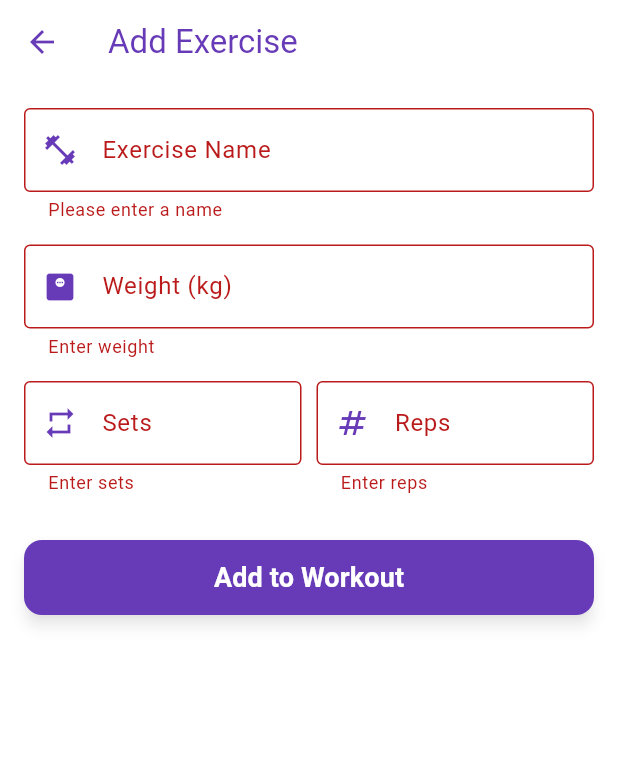
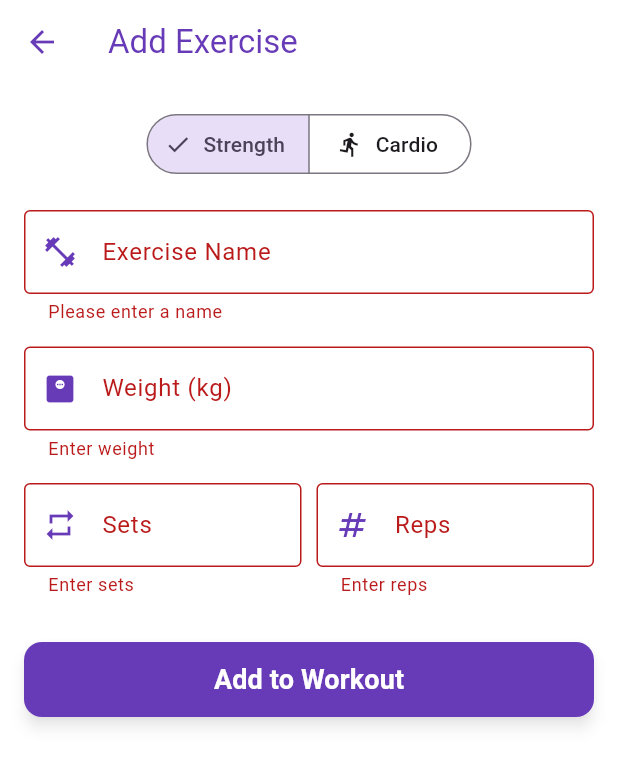
Before and after one commit to RyanZou55/Gymini, a Flutter app: the AddExerciseScreen screen opened directly, after a tap on "Add to Workout", on a phone screen of 412 x 824 dp. Shown: the top 766 px of the screen. Run offline on Flutter 3.47's test engine with Material 3 defaults, Android fonts, the phone set to English and light mode, and no system bars; our stand-ins replace dash_chat_2, google_generative_ai, share_plus, shared_preferences, sqflite; accounts and stored records are empty.

Commit message:
add: cardio

```diff
--- a/lib/features/log_workout/add_exercise_screen.dart
+++ b/lib/features/log_workout/add_exercise_screen.dart
@@ -3,7 +3,7 @@ import 'package:flutter/material.dart';
 import '../../models/exercise.dart';
 
 class AddExerciseScreen extends StatefulWidget {
-  final Exercise? exercise; // If provided, we are editing
+  final Exercise? exercise;
 
   const AddExerciseScreen({super.key, this.exercise});
 
@@ -14,39 +14,60 @@ class AddExerciseScreen extends StatefulWidget {
 class _AddExerciseScreenState extends State<AddExerciseScreen> {
   final _formKey = GlobalKey<FormState>();
 
+  // Type State
+  String _selectedType = 'strength';
+
   // Controllers
   final _nameController = TextEditingController();
   final _weightController = TextEditingController();
   final _repsController = TextEditingController();
   final _setsController = TextEditingController();
 
-  // Consistent Theme Color
+  // New Cardio Controllers
+  final _distanceController = TextEditingController();
+  final _durationController = TextEditingController();
+
   final Color _themeColor = Colors.deepPurple;
 
   @override
   void initState() {
     super.initState();
-    // If editing, populate the fields
     if (widget.exercise != null) {
+      _selectedType = widget.exercise!.type;
       _nameController.text = widget.exercise!.name;
+
+      if (_selectedType == 'strength') {
         _weightController.text = widget.exercise!.weight.toString();
         _repsController.text = widget.exercise!.reps.toString();
         _setsController.text = widget.exercise!.sets.toString();
+      } else {
+        _distanceController.text = widget.exercise!.distance?.toString() ?? "";
+        _durationController.text = widget.exercise!.duration?.toString() ?? "";
+      }
     }
   }
 
   void _submit() {
     if (_formKey.currentState!.validate()) {
-      // Create the Exercise Object
       final newExercise = Exercise(
         id: widget.exercise?.id ?? DateTime.now().toIso8601String(),
         name: _nameController.text.trim(),
-        weight: double.parse(_weightController.text),
-        reps: int.parse(_repsController.text),
-        sets: int.parse(_setsController.text),
+        type: _selectedType,
+        // Strength data (default to 0 if cardio)
+        weight: _selectedType == 'strength'
+            ? double.parse(_weightController.text)
+            : 0.0,
+        reps: _selectedType == 'strength' ? int.parse(_repsController.text) : 0,
+        sets: _selectedType == 'strength' ? int.parse(_setsController.text) : 0,
+        // Cardio data (null if strength)
+        distance: _selectedType == 'cardio'
+            ? double.tryParse(_distanceController.text)
+            : null,
+        duration: _selectedType == 'cardio'
+            ? int.tryParse(_durationController.text)
+            : null,
       );
 
-      // Return the object to the previous screen
       Navigator.pop(context, newExercise);
     }
   }
@@ -63,21 +84,52 @@ class _AddExerciseScreenState extends State<AddExerciseScreen> {
           key: _formKey,
           child: ListView(
             children: [
-              // --- NAME ---
+              // --- TYPE TOGGLE ---
+              Center(
+                child: SegmentedButton<String>(
+                  segments: const [
+                    ButtonSegment(
+                        value: 'strength',
+                        label: Text('Strength'),
+                        icon: Icon(Icons.fitness_center)),
+                    ButtonSegment(
+                        value: 'cardio',
+                        label: Text('Cardio'),
+                        icon: Icon(Icons.directions_run)),
+                  ],
+                  selected: {_selectedType},
+                  onSelectionChanged: (Set<String> newSelection) {
+                    setState(() {
+                      _selectedType = newSelection.first;
+                    });
+                  },
+                ),
+              ),
+              const SizedBox(height: 20),
+
+              // --- NAME (Shared) ---
               TextFormField(
                 controller: _nameController,
                 decoration: InputDecoration(
                   labelText: "Exercise Name",
-                  hintText: "e.g. Bench Press",
+                  hintText: _selectedType == 'strength'
+                      ? "e.g. Bench Press"
+                      : "e.g. Treadmill Run",
                   border: const OutlineInputBorder(),
-                  prefixIcon: Icon(Icons.fitness_center, color: _themeColor),
+                  prefixIcon: Icon(
+                      _selectedType == 'strength'
+                          ? Icons.fitness_center
+                          : Icons.directions_run,
+                      color: _themeColor),
                 ),
                 validator: (val) =>
                     val == null || val.isEmpty ? "Please enter a name" : null,
               ),
               const SizedBox(height: 15),
 
-              // --- WEIGHT ---
+              // --- CONDITIONAL FIELDS ---
+              if (_selectedType == 'strength') ...[
+                // WEIGHT
                 TextFormField(
                   controller: _weightController,
                   keyboardType:
@@ -94,8 +146,7 @@ class _AddExerciseScreenState extends State<AddExerciseScreen> {
                   },
                 ),
                 const SizedBox(height: 15),
-
-              // --- ROW FOR SETS & REPS ---
+                // SETS & REPS
                 Row(
                   children: [
                     Expanded(
@@ -107,11 +158,10 @@ class _AddExerciseScreenState extends State<AddExerciseScreen> {
                           border: const OutlineInputBorder(),
                           prefixIcon: Icon(Icons.repeat, color: _themeColor),
                         ),
-                      validator: (val) {
-                        if (val == null || val.isEmpty) return "Enter sets";
-                        if (int.tryParse(val) == null) return "Integer only";
-                        return null;
-                      },
+                        validator: (val) =>
+                            (val == null || int.tryParse(val) == null)
+                                ? "Enter sets"
+                                : null,
                       ),
                     ),
                     const SizedBox(width: 10),
@@ -124,15 +174,48 @@ class _AddExerciseScreenState extends State<AddExerciseScreen> {
                           border: const OutlineInputBorder(),
                           prefixIcon: Icon(Icons.numbers, color: _themeColor),
                         ),
+                        validator: (val) =>
+                            (val == null || int.tryParse(val) == null)
+                                ? "Enter reps"
+                                : null,
+                      ),
+                    ),
+                  ],
+                ),
+              ] else ...[
+                // DISTANCE
+                TextFormField(
+                  controller: _distanceController,
+                  keyboardType:
+                      const TextInputType.numberWithOptions(decimal: true),
+                  decoration: InputDecoration(
+                    labelText: "Distance (km)",
+                    border: const OutlineInputBorder(),
+                    prefixIcon: Icon(Icons.map, color: _themeColor),
+                  ),
                   validator: (val) {
-                        if (val == null || val.isEmpty) return "Enter reps";
+                    if (val == null || val.isEmpty) return "Enter distance";
+                    if (double.tryParse(val) == null) return "Must be a number";
+                    return null;
+                  },
+                ),
+                const SizedBox(height: 15),
+                // DURATION
+                TextFormField(
+                  controller: _durationController,
+                  keyboardType: TextInputType.number,
+                  decoration: InputDecoration(
+                    labelText: "Duration (minutes)",
+                    border: const OutlineInputBorder(),
+                    prefixIcon: Icon(Icons.timer, color: _themeColor),
+                  ),
+                  validator: (val) {
+                    if (val == null || val.isEmpty) return "Enter minutes";
                     if (int.tryParse(val) == null) return "Integer only";
                     return null;
                   },
                 ),
-                  ),
               ],
-              ),
 
               const SizedBox(height: 30),
 
@@ -142,9 +225,8 @@ class _AddExerciseScreenState extends State<AddExerciseScreen> {
                 child: ElevatedButton(
                   onPressed: _submit,
                   style: ElevatedButton.styleFrom(
-                    backgroundColor: _themeColor, // Changed from Blue to Purple
+                    backgroundColor: _themeColor,
                     foregroundColor: Colors.white,
-                    // Fixes the text crushing bug
                     padding: const EdgeInsets.symmetric(
                         vertical: 10, horizontal: 16),
                   ),
--- a/lib/models/exercise.dart
+++ b/lib/models/exercise.dart
@@ -1,26 +1,40 @@
 // lib/models/exercise.dart
+
 class Exercise {
   final String id;
   final String name;
+  final String type; // 'strength' or 'cardio'
+
+  // Strength-specific fields
   final int sets;
   final int reps;
   final double weight;
 
+  // Cardio-specific fields
+  final double? distance; // in km
+  final int? duration; // in minutes
+
   Exercise({
     required this.id,
     required this.name,
-    required this.sets,
-    required this.reps,
-    required this.weight,
+    required this.type,
+    this.sets = 0,
+    this.reps = 0,
+    this.weight = 0.0,
+    this.distance,
+    this.duration,
   });
 
   Map<String, dynamic> toMap() {
     return {
       'id': id,
       'name': name,
+      'type': type,
       'sets': sets,
       'reps': reps,
       'weight': weight,
+      'distance': distance,
+      'duration': duration,
     };
   }
 
@@ -28,9 +42,12 @@ class Exercise {
     return Exercise(
       id: map['id'] ?? '',
       name: map['name'] ?? '',
+      type: map['type'] ?? 'strength',
       sets: map['sets'] ?? 0,
       reps: map['reps'] ?? 0,
       weight: (map['weight'] ?? 0.0).toDouble(),
+      distance: (map['distance'] as num?)?.toDouble(),
+      duration: map['duration'] as int?,
     );
   }
 }
--- a/lib/providers/chat_provider.dart
+++ b/lib/providers/chat_provider.dart
@@ -18,7 +18,7 @@ class ChatProvider extends ChangeNotifier {
   ChatProvider() {
     _messages.add(
       ChatMessage(
-        text: "I'm connected to your logs. Ask me about your progress!",
+        text: "I'm connected to your records. Ask me anything!",
         user: _gymini,
         createdAt: DateTime.now(),
       ),
--- a/lib/services/database_service.dart
+++ b/lib/services/database_service.dart
@@ -133,12 +133,21 @@ class DatabaseService {
             for (var ex in exercisesList) {
               // Extract details (safely handling types)
               String name = ex['name'] ?? 'Exercise';
-              int sets = ex['sets'] ?? 0;
-              int reps = ex['reps'] ?? 0;
-              // Handle weight as num to cover both int and double
-              num weight = ex['weight'] ?? 0;
+              String type = ex['type'] ?? 'strength';
 
-              exerciseDetails.add("$name ${sets}x$reps @ ${weight}kg");
+              if (type == 'cardio') {
+                // Formatting for Cardio
+                num distance = ex['distance'] ?? 0;
+                num duration = ex['duration'] ?? 0;
+                exerciseDetails.add("$name ${distance}km in ${duration}mins");
+              } else {
+                // Formatting for Strength
+                int sets = ex['sets'] ?? 0;
+                int reps = ex['reps'] ?? 0;
+                // Handle weight as num to cover both int and double
+                num weight = ex['weight'] ?? 0;
+                exerciseDetails.add("$name ${sets}x$reps @ ${weight}kg");
+              }
             }
             // Join them with commas
             workoutSummary += exerciseDetails.join(", ");
```
Also changed, not shown: lib/features/log_workout/log_workout_screen.dart (+34 -6 lines), lib/features/settings/data_management_screen.dart (+21 -7 lines). Lines whose indentation alone changed are shown as unchanged.
